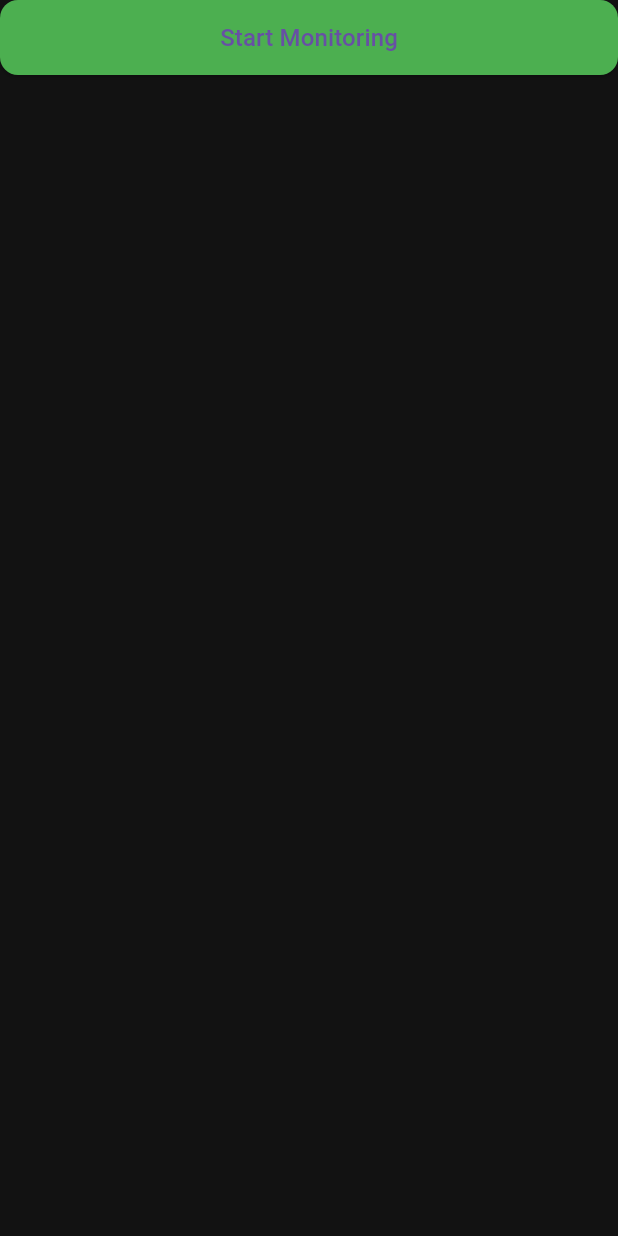
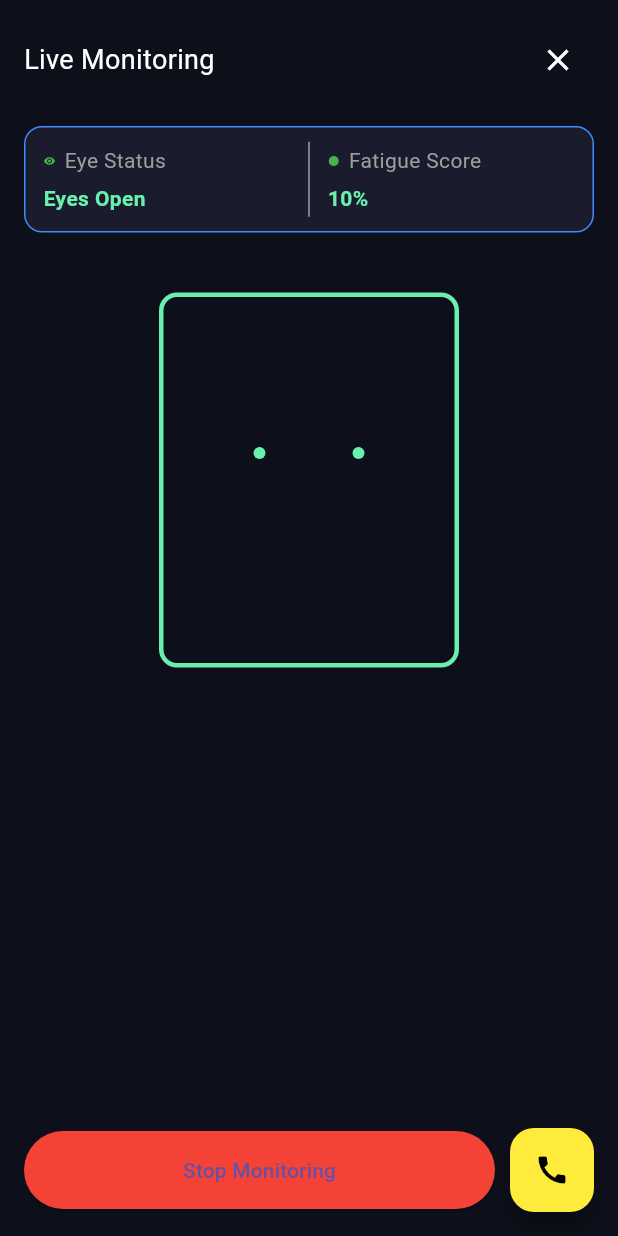
Before and after one commit to kmaperera/Safe-Drive, a Flutter app: the StartButton widget shown alone on an empty page, opened directly, after a tap on "Start Monitoring", on a phone screen of 412 x 824 dp. Run offline on Flutter 3.47's test engine with Material 3 defaults, Android fonts, the phone set to English and light mode, and no system bars; our stand-ins replace fl_chart.

Commit message:
Added Live Monitoring screen with UI and navigation

```diff
--- /dev/null
+++ b/lib/screens/live_monitoring.dart
@@ -0,0 +1,196 @@
+import 'package:flutter/material.dart';
+
+class LiveMonitoringScreen extends StatelessWidget {
+  const LiveMonitoringScreen({super.key});
+
+  @override
+  Widget build(BuildContext context) {
+    return Scaffold(
+      backgroundColor: const Color(0xFF0D0F1A),
+      body: SafeArea(
+        child: Padding(
+          padding: const EdgeInsets.all(16),
+          child: Column(
+            children: [
+
+              // 🔴 TOP BAR
+              Row(
+
+                mainAxisAlignment: MainAxisAlignment.spaceBetween,
+                children: [
+                  const Text(
+                    "Live Monitoring",
+                    style: TextStyle(
+                      color: Colors.white,
+                      fontSize: 18,
+                    ),
+                  ),
+                  IconButton(
+                    icon: const Icon(Icons.close, color: Colors.white),
+                    onPressed: () {
+                      Navigator.pop(context);
+                    },
+                  )
+                ],
+              ),
+
+              const SizedBox(height: 20),
+
+              // ✅ JOINED STATUS BOX (FIXED UI)
+              _statusSection(),
+
+              const SizedBox(height: 40),
+
+              // 🟩 FACE DETECTION BOX
+              Container(
+                width: 200,
+                height: 250,
+                decoration: BoxDecoration(
+                  border: Border.all(color: Colors.greenAccent, width: 3),
+                  borderRadius: BorderRadius.circular(12),
+                ),
+                child: Stack(
+                  children: [
+                    Positioned(
+                      left: 60,
+                      top: 100,
+                      child: _dot(),
+                    ),
+                    Positioned(
+                      right: 60,
+                      top: 100,
+                      child: _dot(),
+                    ),
+                  ],
+                ),
+              ),
+
+              const Spacer(),
+
+              // 🔴 BOTTOM BUTTONS
+              Row(
+                children: [
+                  Expanded(
+                    child: ElevatedButton(
+                      style: ElevatedButton.styleFrom(
+                        backgroundColor: Colors.red,
+                        padding: const EdgeInsets.symmetric(vertical: 16),
+                        shape: RoundedRectangleBorder(
+                          borderRadius: BorderRadius.circular(30),
+                        ),
+                      ),
+                      onPressed: () {
+                        Navigator.pop(context);
+                      },
+                      child: const Text("Stop Monitoring"),
+                    ),
+                  ),
+                  const SizedBox(width: 10),
+                  FloatingActionButton(
+                    backgroundColor: Colors.yellow,
+                    onPressed: () {},
+                    child: const Icon(Icons.call, color: Colors.black),
+                  )
+                ],
+              ),
+            ],
+          ),
+        ),
+      ),
+    );
+  }
+
+  // ✅ JOINED STATUS CARD
+  Widget _statusSection() {
+    return Container(
+      decoration: BoxDecoration(
+        color: const Color(0xFF1A1C2E),
+        borderRadius: BorderRadius.circular(12),
+        border: Border.all(color: Colors.blueAccent),
+      ),
+      child: Row(
+        children: [
+
+          // LEFT SIDE
+          Expanded(
+            child: Padding(
+              padding: const EdgeInsets.all(12),
+              child: Column(
+                crossAxisAlignment: CrossAxisAlignment.start,
+                children: const [
+                  Row(
+                    children: [
+                      Icon(Icons.remove_red_eye, size: 8, color: Colors.green),
+                      SizedBox(width: 6),
+                      Text(
+                        "Eye Status",
+                        style: TextStyle(color: Colors.grey),
+                      ),
+                    ],
+                  ),
+                  SizedBox(height: 5),
+                  Text(
+                    "Eyes Open",
+                    style: TextStyle(
+                      color: Colors.greenAccent,
+                      fontWeight: FontWeight.bold,
+                    ),
+                  ),
+                ],
+              ),
+            ),
+          ),
+
+          // DIVIDER
+          Container(
+            width: 1,
+            height: 50,
+            color: Colors.grey,
+          ),
+
+          // RIGHT SIDE
+          Expanded(
+            child: Padding(
+              padding: const EdgeInsets.all(12),
+              child: Column(
+                crossAxisAlignment: CrossAxisAlignment.start,
+                children: const [
+                  Row(
+                    children: [
+                      Icon(Icons.circle, size: 8, color: Colors.green),
+                      SizedBox(width: 6),
+                      Text(
+                        "Fatigue Score",
+                        style: TextStyle(color: Colors.grey),
+                      ),
+                    ],
+                  ),
+                  SizedBox(height: 5),
+                  Text(
+                    "10%",
+                    style: TextStyle(
+                      color: Colors.greenAccent,
+                      fontWeight: FontWeight.bold,
+                    ),
+                  ),
+                ],
+              ),
+            ),
+          ),
+        ],
+      ),
+    );
+  }
+
+  // 🟢 DOT
+  Widget _dot() {
+    return Container(
+      width: 8,
+      height: 8,
+      decoration: const BoxDecoration(
+        color: Colors.greenAccent,
+        shape: BoxShape.circle,
+      ),
+    );
+  }
+}
--- a/lib/widgets/dashboard/start_button.dart
+++ b/lib/widgets/dashboard/start_button.dart
@@ -1,4 +1,5 @@
 import 'package:flutter/material.dart';
+import 'package:safe_drive/screens/live_monitoring.dart';
 
 class StartButton extends StatelessWidget {
   const StartButton({super.key});
@@ -9,15 +10,15 @@ class StartButton extends StatelessWidget {
       style: ElevatedButton.styleFrom(
         backgroundColor: Colors.green,
         minimumSize: const Size(double.infinity, 50),
-        shape: RoundedRectangleBorder(
-          borderRadius: BorderRadius.circular(12),
-        ),
+        shape: RoundedRectangleBorder(borderRadius: BorderRadius.circular(12)),
       ),
-      onPressed: () {},
-      child: const Text(
-        "Start Monitoring",
-        style: TextStyle(fontSize: 16),
-      ),
+      onPressed: () {
+        Navigator.push(
+          context,
+          MaterialPageRoute(builder: (context) => const LiveMonitoringScreen()),
+        );
+      },
+      child: const Text("Start Monitoring", style: TextStyle(fontSize: 16)),
     );
   }
 }
```
Also changed, not shown: pubspec.lock.
